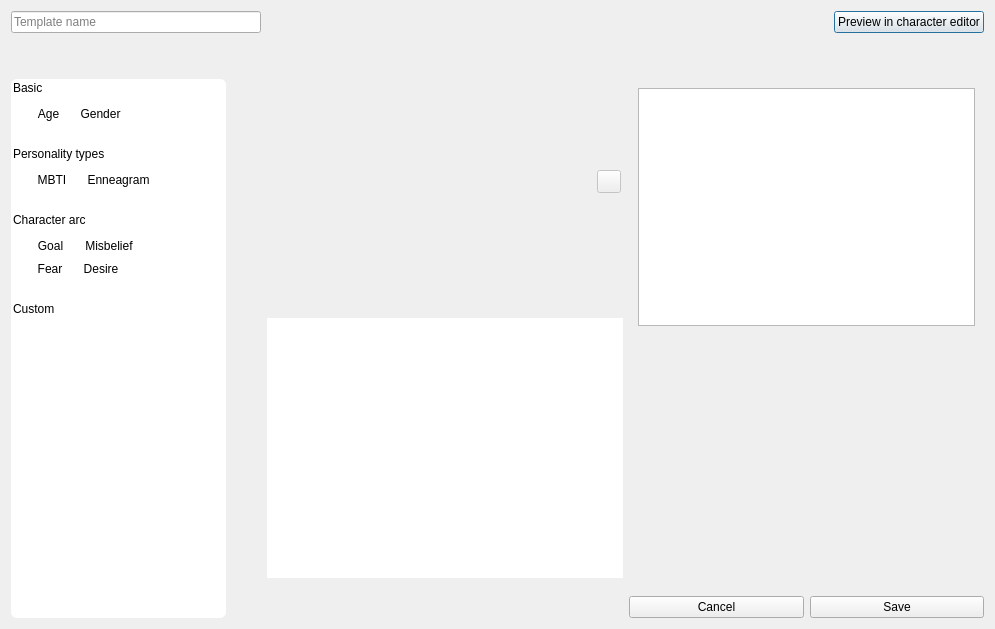
zkovari/plotlyst, file ui/character_profile_editor_dialog.ui: the form before one commit.
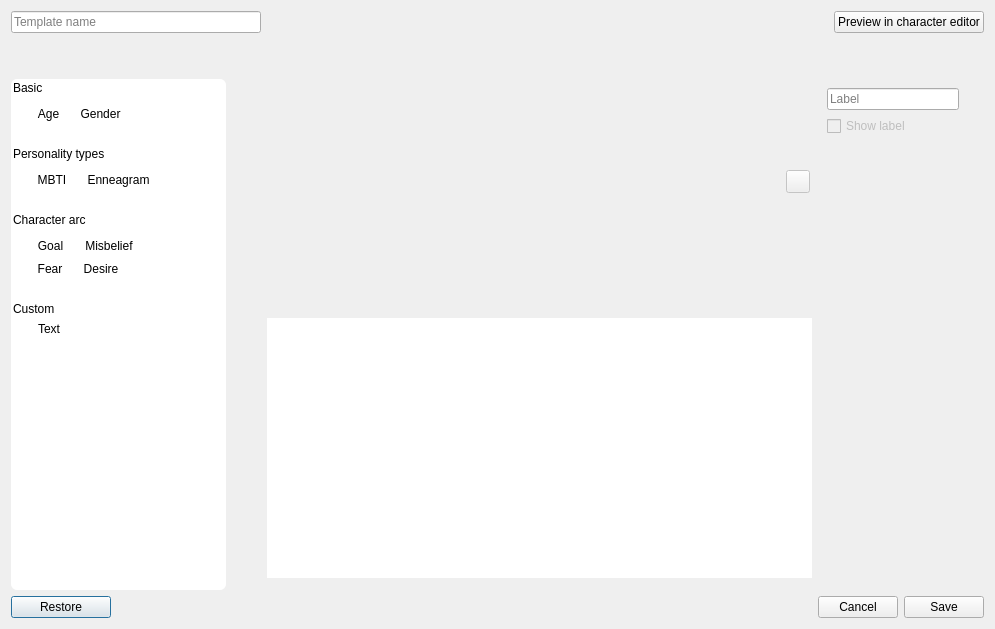
The form after the commit.

Commit message:
Rearrange character editor and template (#39)
* Rearrange character editor and template

* Add custom textfield

* Fix tests

* polishing

```diff
--- a/ui/character_profile_editor_dialog.ui
+++ b/ui/character_profile_editor_dialog.ui
@@ -13,6 +13,9 @@
   <property name="windowTitle">
    <string>Character Profile Editor</string>
   </property>
+  <property name="styleSheet">
+   <string notr="true"/>
+  </property>
   <layout class="QHBoxLayout" name="horizontalLayout_6">
    <item>
     <layout class="QVBoxLayout" name="verticalLayout_6">
@@ -67,7 +70,8 @@
        </property>
        <property name="styleSheet">
         <string notr="true">background-color: rgb(255, 255, 255);
-border-radius: 6px;</string>
+border-radius: 6px;
+border: 1 px solid black;</string>
        </property>
        <property name="frameShape">
         <enum>QFrame::StyledPanel</enum>
@@ -475,6 +479,61 @@
           </property>
          </widget>
         </item>
+        <item>
+         <layout class="QHBoxLayout" name="horizontalLayout_9">
+          <property name="spacing">
+           <number>12</number>
+          </property>
+          <item>
+           <spacer name="horizontalSpacer_20">
+            <property name="orientation">
+             <enum>Qt::Horizontal</enum>
+            </property>
+            <property name="sizeType">
+             <enum>QSizePolicy::Preferred</enum>
+            </property>
+            <property name="sizeHint" stdset="0">
+             <size>
+              <width>20</width>
+              <height>20</height>
+             </size>
+            </property>
+           </spacer>
+          </item>
+          <item>
+           <widget class="QToolButton" name="btnCustomText">
+            <property name="cursor">
+             <cursorShape>OpenHandCursor</cursorShape>
+            </property>
+            <property name="text">
+             <string>Text</string>
+            </property>
+            <property name="iconSize">
+             <size>
+              <width>24</width>
+              <height>24</height>
+             </size>
+            </property>
+            <property name="toolButtonStyle">
+             <enum>Qt::ToolButtonTextUnderIcon</enum>
+            </property>
+           </widget>
+          </item>
+          <item>
+           <spacer name="horizontalSpacer_21">
+            <property name="orientation">
+             <enum>Qt::Horizontal</enum>
+            </property>
+            <property name="sizeHint" stdset="0">
+             <size>
+              <width>40</width>
+              <height>20</height>
+             </size>
+            </property>
+           </spacer>
+          </item>
+         </layout>
+        </item>
         <item>
          <widget class="Line" name="line_4">
           <property name="orientation">
@@ -534,6 +593,25 @@
        </layout>
       </widget>
      </item>
+     <item>
+      <widget class="QPushButton" name="btnRestore">
+       <property name="maximumSize">
+        <size>
+         <width>100</width>
+         <height>16777215</height>
+        </size>
+       </property>
+       <property name="cursor">
+        <cursorShape>PointingHandCursor</cursorShape>
+       </property>
+       <property name="text">
+        <string>Restore</string>
+       </property>
+       <property name="deconstructive" stdset="0">
+        <bool>true</bool>
+       </property>
+      </widget>
+     </item>
     </layout>
    </item>
    <item>
@@ -681,9 +759,35 @@
      </item>
      <item>
       <widget class="QWidget" name="wdgFieldProperties" native="true">
+       <property name="maximumSize">
+        <size>
+         <width>150</width>
+         <height>16777215</height>
+        </size>
+       </property>
        <layout class="QVBoxLayout" name="verticalLayout_4">
         <item>
-         <widget class="QTableView" name="tableView_2"/>
+         <widget class="QLineEdit" name="lineLabel">
+          <property name="maximumSize">
+           <size>
+            <width>150</width>
+            <height>16777215</height>
+           </size>
+          </property>
+          <property name="placeholderText">
+           <string>Label</string>
+          </property>
+         </widget>
+        </item>
+        <item>
+         <widget class="QCheckBox" name="cbShowLabel">
+          <property name="enabled">
+           <bool>false</bool>
+          </property>
+          <property name="text">
+           <string>Show label</string>
+          </property>
+         </widget>
         </item>
        </layout>
       </widget>
```
The commit also changes 10 other files.
